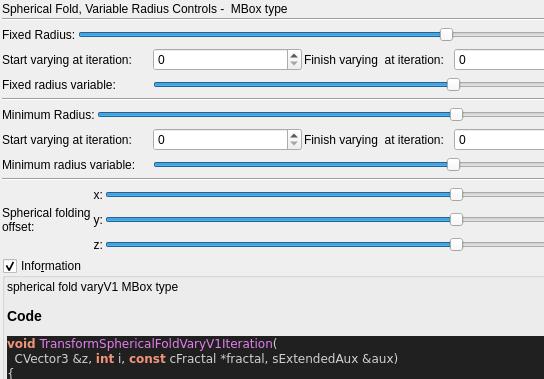
Old version of the form mandelbulber2/qt_data/fractal_transf_spherical_fold_varyV1.ui in the repository buddhi1980/mandelbulber2; both pictures show x 0 to 544 and y 0 to 379 of the 907 by 1312 pixel window.
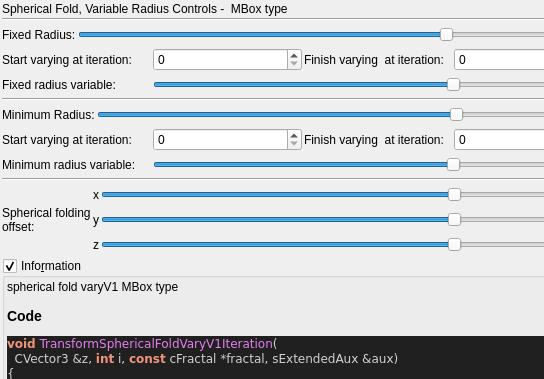
New version of the form. Custom widgets are drawn as their Qt base class.

The edit to the form file:
```diff
--- a/mandelbulber2/qt_data/fractal_transf_spherical_fold_varyV1.ui
+++ b/mandelbulber2/qt_data/fractal_transf_spherical_fold_varyV1.ui
@@ -503,7 +503,7 @@
         </sizepolicy>
        </property>
        <property name="text">
-        <string>y:</string>
+        <string notr="true">y</string>
        </property>
        <property name="alignment">
         <set>Qt::AlignRight|Qt::AlignTrailing|Qt::AlignVCenter</set>
@@ -519,7 +519,7 @@
         </sizepolicy>
        </property>
        <property name="text">
-        <string>z:</string>
+        <string notr="true">z</string>
        </property>
        <property name="alignment">
         <set>Qt::AlignRight|Qt::AlignTrailing|Qt::AlignVCenter</set>
@@ -607,7 +607,7 @@
         </sizepolicy>
        </property>
        <property name="text">
-        <string>x:</string>
+        <string notr="true">x</string>
        </property>
        <property name="alignment">
         <set>Qt::AlignRight|Qt::AlignTrailing|Qt::AlignVCenter</set>
```
